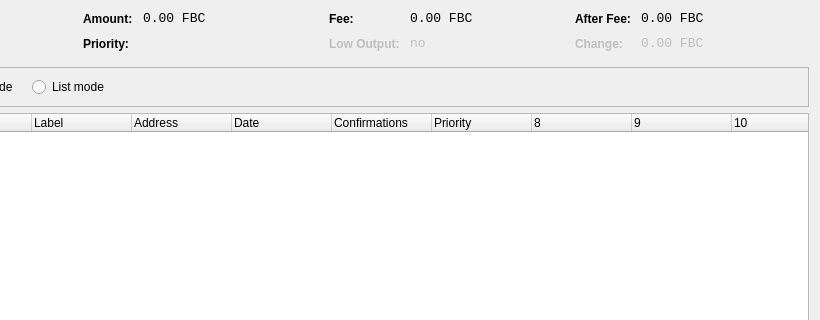
Old version of the form src/qt/forms/coincontroldialog.ui in the repository fairbyte/fairbyte; both pictures show x 180 to 1000 and y 0 to 320 of the 1000 by 500 pixel window.
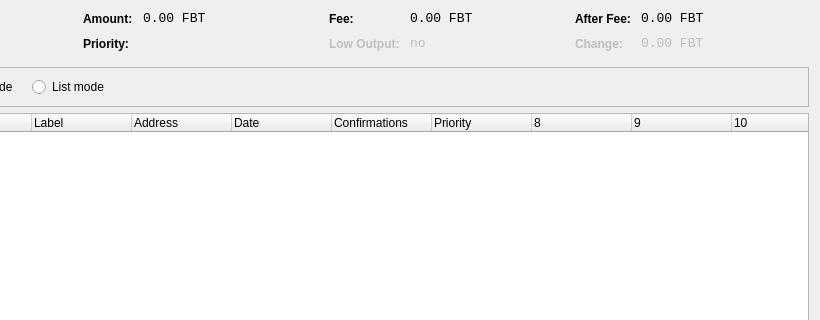
New version of the form. Custom widgets are drawn as their Qt base class.

Patch:
```diff
--- a/src/qt/forms/coincontroldialog.ui
+++ b/src/qt/forms/coincontroldialog.ui
@@ -141,7 +141,7 @@
           <enum>Qt::ActionsContextMenu</enum>
          </property>
          <property name="text">
-          <string notr="true">0.00 FBC</string>
+          <string notr="true">0.00 FBT</string>
          </property>
          <property name="textInteractionFlags">
           <set>Qt::LinksAccessibleByMouse|Qt::TextSelectableByKeyboard|Qt::TextSelectableByMouse</set>
@@ -221,7 +221,7 @@
           <enum>Qt::ActionsContextMenu</enum>
          </property>
          <property name="text">
-          <string notr="true">0.00 FBC</string>
+          <string notr="true">0.00 FBT</string>
          </property>
          <property name="textInteractionFlags">
           <set>Qt::LinksAccessibleByMouse|Qt::TextSelectableByKeyboard|Qt::TextSelectableByMouse</set>
@@ -307,7 +307,7 @@
           <enum>Qt::ActionsContextMenu</enum>
          </property>
          <property name="text">
-          <string notr="true">0.00 FBC</string>
+          <string notr="true">0.00 FBT</string>
          </property>
          <property name="textInteractionFlags">
           <set>Qt::LinksAccessibleByMouse|Qt::TextSelectableByKeyboard|Qt::TextSelectableByMouse</set>
@@ -345,7 +345,7 @@
           <enum>Qt::ActionsContextMenu</enum>
          </property>
          <property name="text">
-          <string notr="true">0.00 FBC</string>
+          <string notr="true">0.00 FBT</string>
          </property>
          <property name="textInteractionFlags">
           <set>Qt::LinksAccessibleByMouse|Qt::TextSelectableByKeyboard|Qt::TextSelectableByMouse</set>
```
